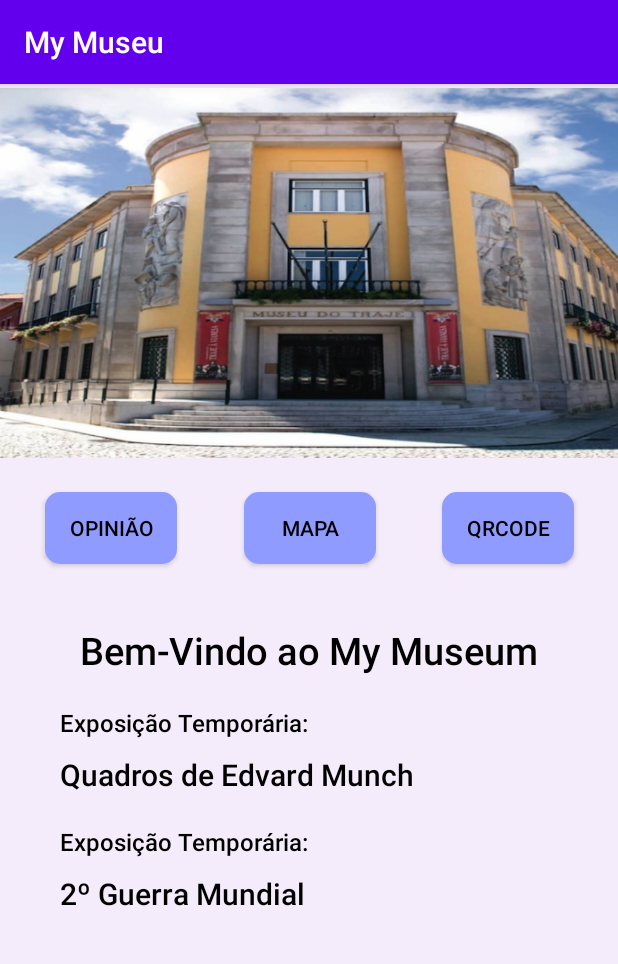
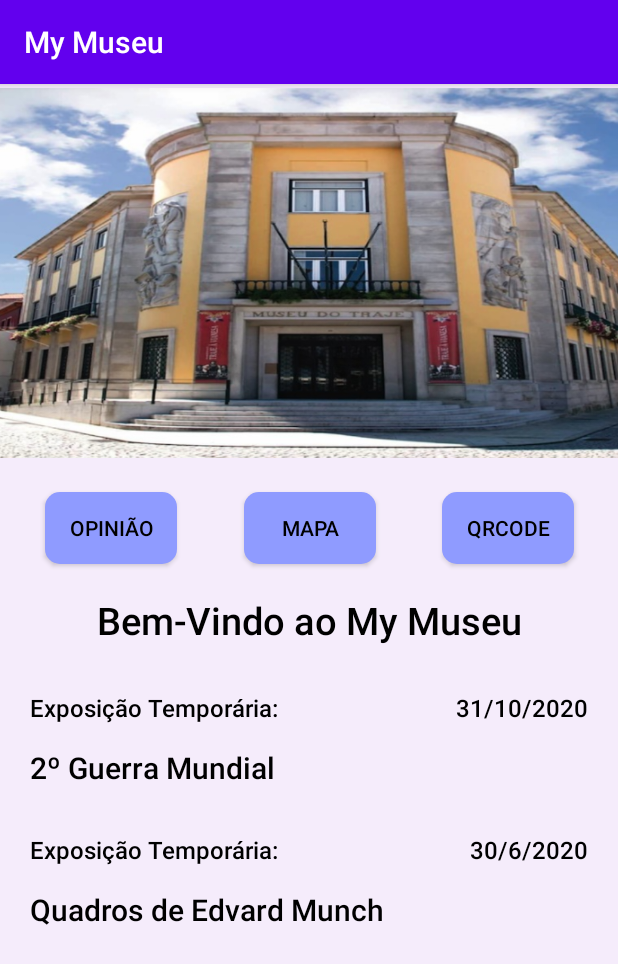
Before and after one commit to Yusufaky/MyMuseu, an Android app: the screen it shows after launch (MainActivity), on a phone screen of 412 x 824 dp. Shown: the top 964 px of the screen. Run offline under Robolectric (Android 15) with nearby library versions, the light colour scheme and no system bars; libraries missing offline, so code that uses them is left out: com.google.zxing.integration.

Commit message:
Alteraçoes da Heuristica

```diff
--- a/app/src/main/res/layout/activity_main.xml
+++ b/app/src/main/res/layout/activity_main.xml
@@ -14,10 +14,10 @@
         android:layout_marginStart="50dp"
         android:layout_marginTop="20dp"
         android:layout_marginEnd="50dp"
+        android:background="@drawable/designbutton"
+        android:fontFamily="@string/fonte"
         android:text="@string/mapa_btn"
-        android:fontFamily="@string/fonte"
         android:textColor="@color/corTexto"
-        android:background="@drawable/designbutton"
         app:layout_constraintEnd_toStartOf="@+id/btn_qrcode"
         app:layout_constraintStart_toEndOf="@+id/btn_opiniao"
         app:layout_constraintTop_toBottomOf="@+id/imgMain" />
@@ -28,9 +28,9 @@
         android:layout_height="0dp"
         android:layout_marginStart="30dp"
         android:layout_marginTop="20dp"
+        android:background="@drawable/designbutton"
+        android:fontFamily="@string/fonte"
         android:text="@string/opiniao_btn"
-        android:fontFamily="@string/fonte"
-        android:background="@drawable/designbutton"
         android:textColor="@color/corTexto"
         app:layout_constraintStart_toStartOf="parent"
         app:layout_constraintTop_toBottomOf="@+id/imgMain" />
@@ -41,10 +41,10 @@
         android:layout_height="wrap_content"
         android:layout_marginTop="20dp"
         android:layout_marginEnd="29dp"
+        android:background="@drawable/designbutton"
+        android:fontFamily="@string/fonte"
         android:text="@string/qrcode_btn"
-        android:background="@drawable/designbutton"
         android:textColor="@color/corTexto"
-        android:fontFamily="@string/fonte"
         app:layout_constraintEnd_toEndOf="parent"
         app:layout_constraintTop_toBottomOf="@+id/imgMain" />
 
@@ -57,78 +57,108 @@
         app:layout_constraintTop_toTopOf="parent"
         app:srcCompat="@drawable/museu_traje" />
 
-    <ScrollView
-        android:layout_width="match_parent"
-        android:layout_height="wrap_content"
-        android:layout_marginTop="10dp"
-        app:layout_constraintTop_toBottomOf="@+id/btn_mapa">
-
-        <LinearLayout
-            android:layout_width="match_parent"
-            android:layout_height="wrap_content"
-            android:orientation="vertical">
 
     <TextView
         android:id="@+id/Titulo_Main"
         android:layout_width="wrap_content"
         android:layout_height="wrap_content"
-                android:layout_marginTop="30dp"
+        android:layout_gravity="center"
+        android:layout_marginTop="20dp"
         android:fontFamily="@string/fonte"
         android:text="@string/titulo_Main"
         android:textColor="@color/corTexto"
-                android:layout_gravity="center"
-                android:textSize="@dimen/titulos" />
+        android:textSize="@dimen/titulos"
+        app:layout_constraintEnd_toEndOf="parent"
+        app:layout_constraintHorizontal_bias="0.5"
+        app:layout_constraintStart_toStartOf="parent"
+        app:layout_constraintTop_toBottomOf="@+id/btn_mapa" />
 
     <TextView
         android:id="@+id/descricaoMain2"
         android:layout_width="wrap_content"
         android:layout_height="wrap_content"
-                android:layout_marginStart="40dp"
-                android:layout_marginTop="20dp"
+        android:layout_below="@id/Titulo_Main"
+        android:layout_gravity="left"
+        android:layout_marginStart="20dp"
+        android:layout_marginTop="30dp"
         android:fontFamily="@string/fonte"
         android:text="@string/exposi_o_temporaria_Main"
         android:textColor="@color/corTexto"
         android:textSize="@dimen/descricoes"
-                android:layout_below="@id/Titulo_Main"/>
+        app:layout_constraintStart_toStartOf="parent"
+        app:layout_constraintTop_toBottomOf="@+id/Titulo_Main" />
+
+    <TextView
+        android:id="@+id/datamain1"
+        android:layout_width="wrap_content"
+        android:layout_height="wrap_content"
+        android:layout_below="@id/Titulo_Main"
+        android:layout_gravity="right"
+        android:layout_marginTop="30dp"
+        android:layout_marginEnd="20dp"
+        android:fontFamily="@string/fonte"
+        android:text="@string/maindaota2"
+        android:textColor="@color/corTexto"
+        android:textSize="@dimen/descricoes"
+        app:layout_constraintEnd_toEndOf="parent"
+        app:layout_constraintTop_toBottomOf="@+id/Titulo_Main" />
+
+    <TextView
+        android:id="@+id/datamain"
+        android:layout_width="wrap_content"
+        android:layout_height="wrap_content"
+        android:layout_below="@id/Titulo_Main"
+        android:layout_gravity="right"
+        android:layout_marginTop="30dp"
+        android:layout_marginEnd="20dp"
+        android:fontFamily="@string/fonte"
+        android:text="@string/data1_main"
+        android:textColor="@color/corTexto"
+        android:textSize="@dimen/descricoes"
+        app:layout_constraintEnd_toEndOf="parent"
+        app:layout_constraintTop_toBottomOf="@+id/tempMain" />
 
     <TextView
         android:id="@+id/tempMain2"
         android:layout_width="294dp"
         android:layout_height="wrap_content"
-                android:layout_marginStart="40dp"
-                android:layout_marginTop="10dp"
+        android:layout_below="@id/descricaoMain2"
+        android:layout_marginStart="20dp"
+        android:layout_marginTop="15dp"
         android:fontFamily="@string/fonte"
         android:text="@string/quadros_de_edvard_munch"
         android:textColor="@color/corTexto"
         android:textSize="@dimen/main"
-                android:layout_below="@id/descricaoMain2"/>
+        app:layout_constraintStart_toStartOf="parent"
+        app:layout_constraintTop_toBottomOf="@+id/descricaoMain" />
 
     <TextView
         android:id="@+id/descricaoMain"
         android:layout_width="wrap_content"
         android:layout_height="wrap_content"
-                android:layout_marginStart="40dp"
-                android:layout_marginTop="20dp"
+        android:layout_below="@id/tempMain2"
+        android:layout_marginStart="20dp"
+        android:layout_marginTop="30dp"
         android:fontFamily="@string/fonte"
         android:text="@string/exposi_o_temporaria_Main"
         android:textColor="@color/corTexto"
         android:textSize="@dimen/descricoes"
-                android:layout_below="@id/tempMain2"/>
+        app:layout_constraintStart_toStartOf="parent"
+        app:layout_constraintTop_toBottomOf="@+id/tempMain" />
 
     <TextView
         android:id="@+id/tempMain"
         android:layout_width="305dp"
         android:layout_height="wrap_content"
-                android:layout_marginStart="40dp"
-                android:layout_marginTop="10dp"
+        android:layout_below="@id/descricaoMain"
+        android:layout_marginStart="20dp"
+        android:layout_marginTop="15dp"
         android:fontFamily="@string/fonte"
         android:text="@string/main_2_guerra_mundial"
         android:textColor="@color/corTexto"
         android:textSize="@dimen/main"
-                android:layout_below="@id/descricaoMain"/>
-
-        </LinearLayout>
-    </ScrollView>
+        app:layout_constraintStart_toStartOf="parent"
+        app:layout_constraintTop_toBottomOf="@+id/descricaoMain2" />
 
 
 </androidx.constraintlayout.widget.ConstraintLayout>
--- a/app/src/main/res/values/strings.xml
+++ b/app/src/main/res/values/strings.xml
@@ -4,7 +4,7 @@
     <string name="desc_QRcode">Para uma melhor experiência na visita do museu estará disponivel uma série de qrcodes onde é possível visualizar
         informações sobre salas ou sobre coleções dependendo do que for lido</string>
     <string name="btn_QRcode">Fazer o Scan</string>
-    <string name="titulo_Main">Bem-Vindo ao My Museum</string>
+    <string name="titulo_Main">Bem-Vindo ao My Museu</string>
     <string name="enviar_novaOpiniao">Enviar</string>
     <string name="opiniao_txt">Opinião</string>
     <string name="e_mail_txt">E-mail</string>
@@ -34,4 +34,6 @@
     <string name="naoPreenche" >Algum dos campos não se encontram ainda preenchidos ou o email inserido não é válido</string>
     <string name="naoEmail" >O email inserido não é válido</string>
     <string name="main_2_guerra_mundial">2º Guerra Mundial</string>
+    <string name="data1_main" translatable="false">30/6/2020</string>
+    <string name="maindaota2" translatable="false">31/10/2020</string>
 </resources>
```
Also changed, not shown: 1 other file. Lines whose indentation alone changed are shown as unchanged.
